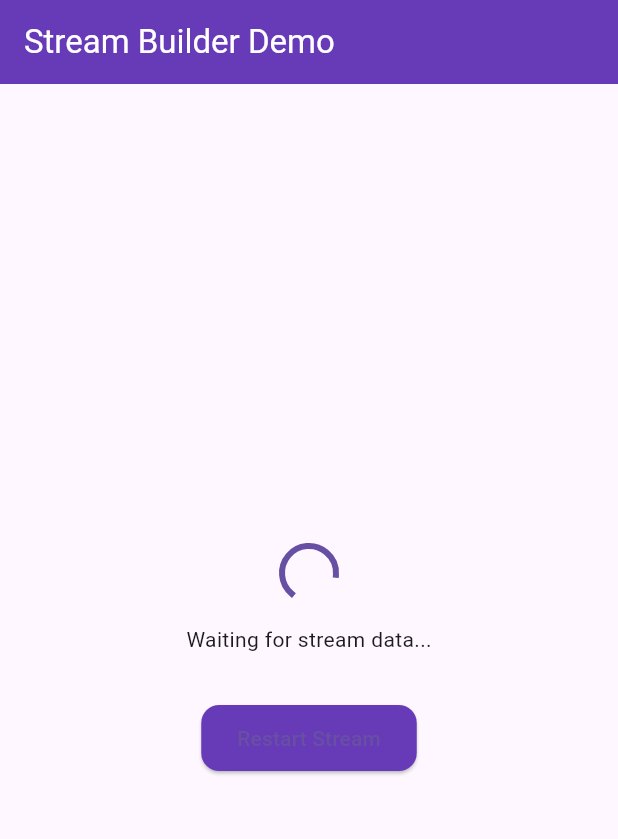
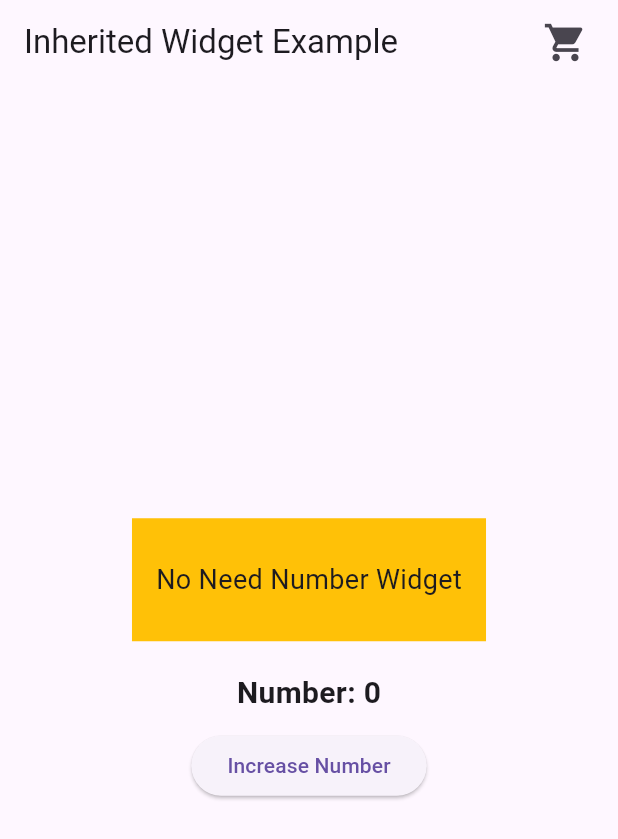
Before and after one commit to SaiKyawZinHtoo/Flutter_Test, a Flutter app: the first screen one second after launch, on a phone screen of 412 x 824 dp. Shown: the top 839 px of the screen. Run offline on Flutter 3.47's test engine with Material 3 defaults, Android fonts, the phone set to English and light mode, and no system bars; missing offline and left inert: dart:ffi.

Commit message:
Inherited

```diff
--- /dev/null
+++ b/testing_flutter_project/lib/inherited_widget/inherited_widget.dart
@@ -0,0 +1,160 @@
+import 'package:flutter/material.dart';
+
+class TestInherited extends StatefulWidget {
+  const TestInherited({super.key});
+
+  @override
+  State<TestInherited> createState() => _TestInheritedState();
+}
+
+class _TestInheritedState extends State<TestInherited> {
+  int number = 0;
+
+  void increase() {
+    setState(() {
+      number++;
+    });
+  }
+
+  @override
+  Widget build(BuildContext context) {
+    return NumberProvider(
+      number: number,
+      onPressed: increase,
+      child: Scaffold(
+        appBar: AppBar(
+          title: const Text("Inherited Widget Example"),
+          actions: const [
+            Padding(
+              padding: EdgeInsets.only(right: 20.0),
+              child: ShoppingCard(),
+            ),
+          ],
+        ),
+        body: const BodyWidget(),
+      ),
+    );
+  }
+}
+
+class BodyWidget extends StatelessWidget {
+  const BodyWidget({super.key});
+
+  @override
+  Widget build(BuildContext context) {
+    return Center(
+      child: Column(
+        mainAxisAlignment: MainAxisAlignment.center,
+        children: const [
+          NoNeedNumberWidget(),
+          SizedBox(height: 20),
+          NeedNumberWidget(),
+        ],
+      ),
+    );
+  }
+}
+
+class NoNeedNumberWidget extends StatelessWidget {
+  const NoNeedNumberWidget({super.key});
+
+  @override
+  Widget build(BuildContext context) {
+    return Container(
+      padding: const EdgeInsets.symmetric(horizontal: 16, vertical: 28),
+      color: Colors.amber,
+      child: const Text(
+        "No Need Number Widget",
+        style: TextStyle(fontSize: 18),
+      ),
+    );
+  }
+}
+
+class NeedNumberWidget extends StatefulWidget {
+  const NeedNumberWidget({super.key});
+
+  @override
+  State<NeedNumberWidget> createState() => _NeedNumberWidgetState();
+}
+
+class _NeedNumberWidgetState extends State<NeedNumberWidget> {
+  @override
+  void didChangeDependencies() {
+    super.didChangeDependencies();
+    debugPrint("didChangeDependencies triggered");
+  }
+
+  @override
+  Widget build(BuildContext context) {
+    final provider = NumberProvider.of(context);
+
+    return Column(
+      children: [
+        Text(
+          "Number: ${provider?.number ?? 0}",
+          style: const TextStyle(fontSize: 20, fontWeight: FontWeight.bold),
+        ),
+        const SizedBox(height: 10),
+        ElevatedButton(
+          onPressed: provider?.onPressed,
+          child: const Text("Increase Number"),
+        ),
+      ],
+    );
+  }
+}
+
+class ShoppingCard extends StatelessWidget {
+  const ShoppingCard({super.key});
+
+  @override
+  Widget build(BuildContext context) {
+    final number = NumberProvider.of(context)?.number ?? 0;
+
+    return Stack(
+      clipBehavior: Clip.none,
+      children: [
+        const Icon(Icons.shopping_cart, size: 30),
+        if (number > 0)
+          Positioned(
+            top: -5,
+            right: -5,
+            child: CircleAvatar(
+              radius: 10,
+              backgroundColor: Colors.red,
+              child: Text(
+                number.toString(),
+                style: const TextStyle(
+                  color: Colors.white,
+                  fontSize: 12,
+                  fontWeight: FontWeight.bold,
+                ),
+              ),
+            ),
+          ),
+      ],
+    );
+  }
+}
+
+class NumberProvider extends InheritedWidget {
+  const NumberProvider({
+    super.key,
+    required this.number,
+    required this.onPressed,
+    required Widget child,
+  }) : super(child: child);
+
+  final int number;
+  final VoidCallback onPressed;
+
+  static NumberProvider? of(BuildContext context) {
+    return context.dependOnInheritedWidgetOfExactType<NumberProvider>();
+  }
+
+  @override
+  bool updateShouldNotify(covariant NumberProvider oldWidget) {
+    return number != oldWidget.number;
+  }
+}
--- /dev/null
+++ b/testing_flutter_project/lib/inherited_widget/shoppingCard_widget.dart
@@ -0,0 +1,38 @@
+import 'package:flutter/material.dart';
+import 'package:testing_flutter_project/inherited_widget/inherited_widget.dart';
+
+class ShoppingCard extends StatelessWidget {
+  // Number of items in the cart
+
+  const ShoppingCard({super.key});
+
+  @override
+  Widget build(BuildContext context) {
+    final number = NumberProvider.of(context)!.number;
+    return Stack(
+      clipBehavior: Clip.none,
+      children: [
+        const Icon(
+          Icons.shopping_cart,
+          size: 30,
+        ),
+        Positioned(
+          top: -5,
+          right: -5,
+          child: CircleAvatar(
+            radius: 10,
+            backgroundColor: Colors.red,
+            child: Text(
+              number.toString(),
+              style: const TextStyle(
+                color: Colors.white,
+                fontSize: 12,
+                fontWeight: FontWeight.bold,
+              ),
+            ),
+          ),
+        ),
+      ],
+    );
+  }
+}
--- a/testing_flutter_project/lib/main.dart
+++ b/testing_flutter_project/lib/main.dart
@@ -1,4 +1,5 @@
 import 'package:flutter/material.dart';
+import 'package:testing_flutter_project/inherited_widget/inherited_widget.dart';
 import 'package:testing_flutter_project/login_and_signUp/signIn.dart';
 import 'package:testing_flutter_project/movie_UI/pages/movie_UI_page.dart';
 import 'package:testing_flutter_project/navigation/screen_a.dart';
@@ -66,7 +67,7 @@ class MyApp extends StatelessWidget {
       title: "Flutter Demo",
       home: Scaffold(
         //appBar: appBarWidget(),
-        body: TestStreamBuilder(),
+        body: TestInherited(),
       ),
     );
   }
```
